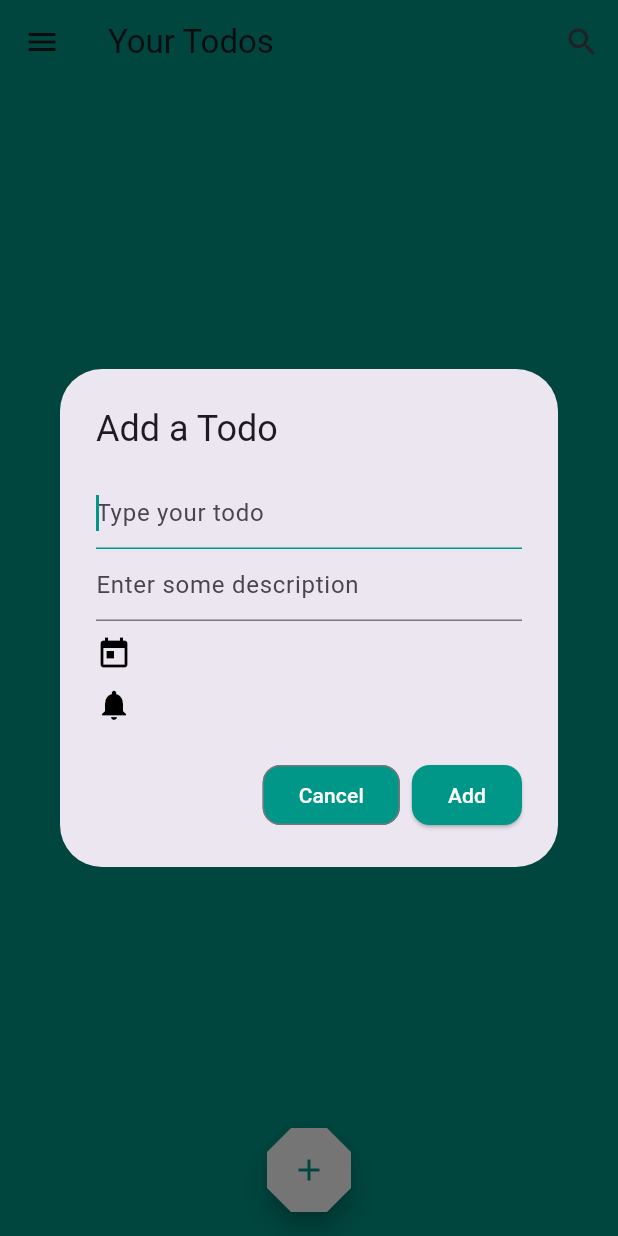
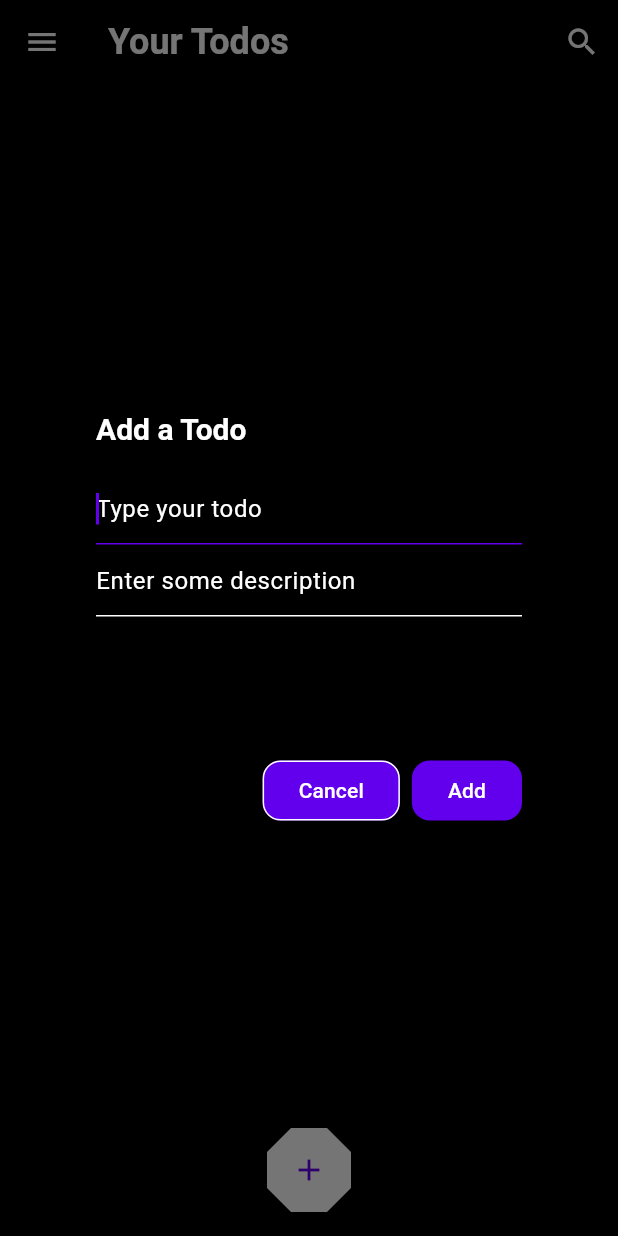
Before and after one commit to OrMizL/todo_app, a Flutter app: the screen it shows after launch, after a tap on the "menu" icon, after a tap on the "search" icon, after a tap on the "add" icon, on a phone screen of 412 x 824 dp. Run offline on Flutter 3.47's test engine with Material 3 defaults, Android fonts, the phone set to English and light mode, and no system bars; our stand-ins replace flutter_riverpod, flutter_time_picker_spinner.

Commit message:
improved styling

```diff
--- a/lib/main.dart
+++ b/lib/main.dart
@@ -16,7 +16,43 @@ class TodoApp extends StatelessWidget {
     return MaterialApp(
       title: 'The TODO list of the future',
       theme: ThemeData(
-        primarySwatch: Colors.blue,
+        colorScheme: const ColorScheme(
+          brightness: Brightness.light,
+          primary: Color(0xFF6200EE), // Primary color
+          onPrimary: Colors
+              .white, // Ideally, a color that contrasts well with the primary color
+          secondary: Colors.yellow, // Secondary color
+          onSecondary: Colors.black, // Contrasting color for secondary
+          error: Colors.red, // Typically red
+          onError: Colors.white, // Text color on error backgrounds
+          background: Colors.black, // Background color for screens/widgets
+          onBackground: Colors.white, // Text color to use on background color
+          surface: Colors.black, // Background color for cards, menus
+          onSurface: Colors.white, // Text color to use on surface colors
+        ),
+        textTheme: const TextTheme(
+          bodySmall: TextStyle(
+            fontSize: 16.0,
+          ),
+          bodyMedium: TextStyle(
+            fontSize: 20.0,
+          ),
+          bodyLarge: TextStyle(
+            fontSize: 24.0,
+          ),
+          headlineSmall: TextStyle(
+            fontSize: 16.0,
+            fontWeight: FontWeight.bold,
+          ),
+          headlineMedium: TextStyle(
+            fontSize: 20.0,
+            fontWeight: FontWeight.bold,
+          ),
+          headlineLarge: TextStyle(
+            fontSize: 24.0,
+            fontWeight: FontWeight.bold,
+          ),
+        ),
       ),
       home: const MainScreen(),
     );
--- a/lib/src/screens/main_screen.dart
+++ b/lib/src/screens/main_screen.dart
@@ -59,6 +59,7 @@ class MainScreen extends ConsumerWidget {
               icon: const Icon(Icons.menu)),
         ),
         title: const Text('Your Todos'),
+        titleTextStyle: Theme.of(context).textTheme.headlineLarge,
         actions: [
           IconButton(
             icon: const Icon(Icons.search),
@@ -67,7 +68,7 @@ class MainScreen extends ConsumerWidget {
         ],
       ),
       drawer: Drawer(
-        backgroundColor: Colors.teal,
+        backgroundColor: Theme.of(context).colorScheme.surface,
         child: ListView(
           // padding: EdgeInsets.only(top: 100),
           children: [
@@ -81,16 +82,16 @@ class MainScreen extends ConsumerWidget {
                 ),
               ),
             ),
-            const ListTile(
+            ListTile(
               title: Text(
                 'First',
-                style: TextStyle(fontSize: 20, color: Colors.white),
+                style: Theme.of(context).textTheme.headlineSmall,
               ),
             ),
-            const ListTile(
+            ListTile(
               title: Text(
                 'Second',
-                style: TextStyle(fontSize: 20, color: Colors.white),
+                style: Theme.of(context).textTheme.headlineSmall,
               ),
             )
           ],
@@ -100,7 +101,7 @@ class MainScreen extends ConsumerWidget {
         onTodoChange: handleTodoChange,
         onTodoDelete: handleTodoDelete,
       ),
-      backgroundColor: Colors.teal,
+      backgroundColor: Theme.of(context).colorScheme.background,
       floatingActionButton: FloatingActionButton(
         onPressed: handleAddTodo,
         tooltip: 'Add Todo',
@@ -110,7 +111,10 @@ class MainScreen extends ConsumerWidget {
             Radius.circular(16.0), // You can adjust the radius value as needed
           ),
         ),
-        child: const Icon(Icons.add, color: Colors.teal),
+        child: Icon(
+          Icons.add,
+          color: Theme.of(context).colorScheme.primary,
+        ),
       ),
       floatingActionButtonLocation:
           FloatingActionButtonLocation.centerFloat, // Centering the FAB
--- a/lib/src/widgets/add_todo_dialog.dart
+++ b/lib/src/widgets/add_todo_dialog.dart
@@ -74,21 +74,27 @@ class _AddTodoDialogState extends ConsumerState<AddTodoDialog> {
     }
 
     return AlertDialog(
-      title: const Text('Add a Todo'),
+      title: Text(
+        'Add a Todo',
+        style: Theme.of(context).textTheme.headlineMedium,
+      ),
       content: SingleChildScrollView(
         child: Column(
           mainAxisSize: MainAxisSize.min,
           children: [
             TextField(
               controller: titleFieldController,
-              decoration: const InputDecoration(
+              decoration: InputDecoration(
                 hintText: 'Type your todo',
                 focusedBorder: UnderlineInputBorder(
-                  borderSide: BorderSide(color: Colors.teal),
+                  borderSide: BorderSide(
+                    color: Theme.of(context).colorScheme.primary,
+                  ),
                 ),
               ),
               autofocus: true,
-              cursorColor: Colors.teal,
+              cursorColor: Theme.of(context).colorScheme.primary,
+              style: Theme.of(context).textTheme.bodySmall,
             ),
             Container(
               width: MediaQuery.of(context).size.width * 0.8,
@@ -97,14 +103,17 @@ class _AddTodoDialogState extends ConsumerState<AddTodoDialog> {
                 controller: descriptionFieldController,
                 maxLines: null,
                 keyboardType: TextInputType.multiline,
-                decoration: const InputDecoration(
+                decoration: InputDecoration(
                   hintText: 'Enter some description',
                   focusedBorder: UnderlineInputBorder(
-                    borderSide: BorderSide(color: Colors.teal),
+                    borderSide: BorderSide(
+                      color: Theme.of(context).colorScheme.primary,
+                    ),
                   ),
                 ),
                 autofocus: true,
-                cursorColor: Colors.teal,
+                cursorColor: Theme.of(context).colorScheme.primary,
+                style: Theme.of(context).textTheme.bodySmall,
               ),
             ),
             Container(
@@ -203,8 +212,8 @@ class _AddTodoDialogState extends ConsumerState<AddTodoDialog> {
             shape: RoundedRectangleBorder(
               borderRadius: BorderRadius.circular(12),
             ),
-            backgroundColor: Colors.teal,
-            foregroundColor: Colors.white,
+            backgroundColor: Theme.of(context).colorScheme.primary,
+            foregroundColor: Theme.of(context).colorScheme.onPrimary,
           ),
           onPressed: () {
             Navigator.of(context).pop();
@@ -216,8 +225,8 @@ class _AddTodoDialogState extends ConsumerState<AddTodoDialog> {
             shape: RoundedRectangleBorder(
               borderRadius: BorderRadius.circular(12),
             ),
-            backgroundColor: Colors.teal,
-            foregroundColor: Colors.white,
+            backgroundColor: Theme.of(context).colorScheme.primary,
+            foregroundColor: Theme.of(context).colorScheme.onPrimary,
           ),
           onPressed: () {
             Navigator.pop(
--- a/lib/src/widgets/todo_item.dart
+++ b/lib/src/widgets/todo_item.dart
@@ -49,11 +49,12 @@ class TodoItem extends StatelessWidget {
   @override
   Widget build(BuildContext context) {
     return ListTile(
+      contentPadding: const EdgeInsets.symmetric(horizontal: 0, vertical: 0),
       onTap: () {
         onTodoChange(todo);
       },
       leading: Checkbox(
-        checkColor: Colors.greenAccent,
+        checkColor: Colors.white,
         activeColor: Colors.red,
         value: todo.completed,
         onChanged: (value) {
@@ -68,18 +69,18 @@ class TodoItem extends StatelessWidget {
               children: [
                 Text(
                   todo.title,
-                  style: _getTextStyle(todo.completed, false),
+                  style: Theme.of(context).textTheme.bodySmall,
                 ),
-                if (todo.description != '')
-                  Text(
-                    todo.description,
-                    style: _getTextStyle(todo.completed, true),
-                    maxLines: 2,
-                    overflow: TextOverflow.ellipsis,
-                  ),
-                const SizedBox(
-                  height: 10,
-                ),
+                // if (todo.description != '')
+                //   Text(
+                //     todo.description,
+                //     style: _getTextStyle(todo.completed, true),
+                //     maxLines: 2,
+                //     overflow: TextOverflow.ellipsis,
+                //   ),
+                // const SizedBox(
+                //   height: 10,
+                // ),
                 if (todo.due != null || todo.reminder != null)
                   Row(
                     mainAxisAlignment: MainAxisAlignment.spaceEvenly,
@@ -140,7 +141,7 @@ class TodoItem extends StatelessWidget {
         ],
       ),
       trailing: IconButton(
-        iconSize: 30,
+        iconSize: 20,
         icon: Icon(
           Icons.delete,
           color: Colors.red[300],
--- a/lib/src/widgets/todo_list.dart
+++ b/lib/src/widgets/todo_list.dart
@@ -20,10 +20,18 @@ class TodoList extends ConsumerWidget {
       children: todos.map((Todo todo) {
         return Column(
           children: [
-            TodoItem(
-              todo: todo,
-              onTodoChange: onTodoChange,
-              onTodoDelete: onTodoDelete,
+            Container(
+              decoration: BoxDecoration(
+                color: const Color.fromARGB(255, 50, 50, 50),
+                borderRadius: BorderRadius.circular(10),
+              ),
+              child: Center(
+                child: TodoItem(
+                  todo: todo,
+                  onTodoChange: onTodoChange,
+                  onTodoDelete: onTodoDelete,
+                ),
+              ),
             ),
             const SizedBox(
               height: 10,
```
Also changed, not shown: pubspec.lock, 1 other file.
